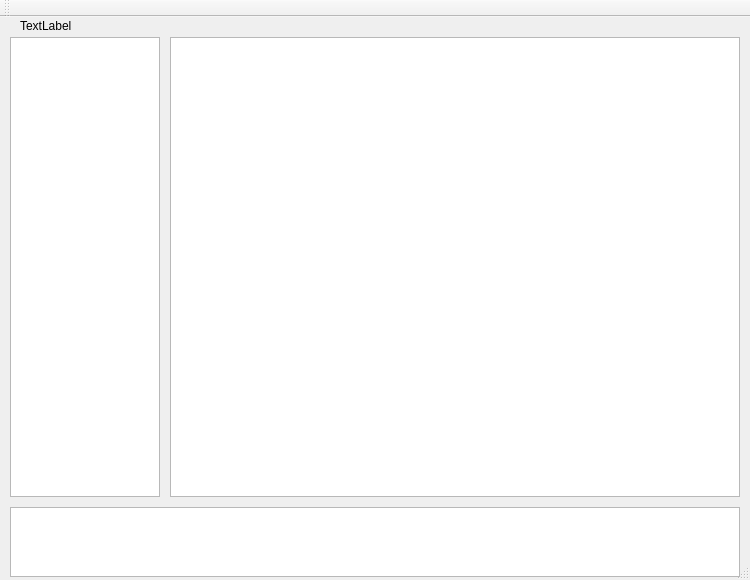
Above: Milestone3_Interface/mainwindow.ui from haverma/Distributed_Chat-System before the change. Below: the same form after it.
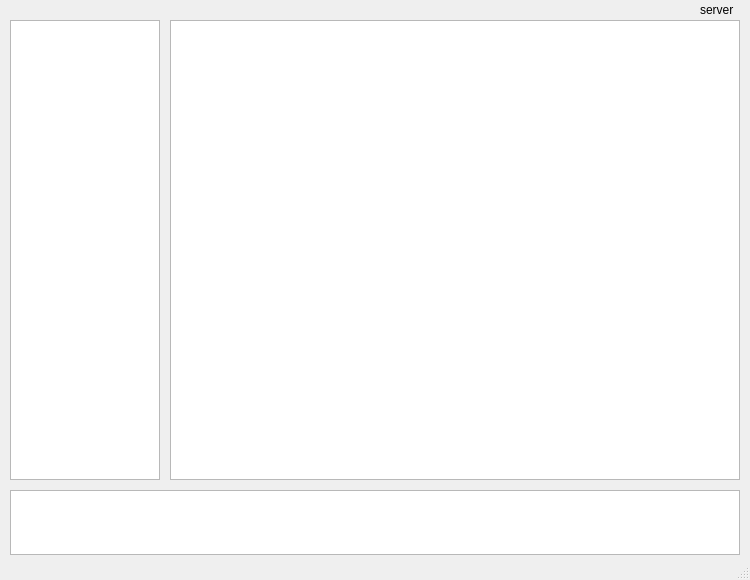
That is the form after the change.

Commit message: removed spacer and moved server status to right

What changed in the file:
```diff
--- a/Milestone3_Interface/mainwindow.ui
+++ b/Milestone3_Interface/mainwindow.ui
@@ -19,13 +19,13 @@
   <property name="minimumSize">
    <size>
     <width>750</width>
-    <height>580</height>
+    <height>575</height>
    </size>
   </property>
   <property name="maximumSize">
    <size>
     <width>750</width>
-    <height>580</height>
+    <height>633</height>
    </size>
   </property>
   <property name="windowTitle">
@@ -56,7 +56,7 @@
       <x>10</x>
       <y>490</y>
       <width>730</width>
-      <height>70</height>
+      <height>65</height>
      </rect>
     </property>
     <property name="sizePolicy">
@@ -68,13 +68,13 @@
     <property name="minimumSize">
      <size>
       <width>730</width>
-      <height>70</height>
+      <height>65</height>
      </size>
     </property>
     <property name="maximumSize">
      <size>
       <width>730</width>
-      <height>70</height>
+      <height>65</height>
      </size>
     </property>
    </widget>
@@ -137,14 +137,14 @@
    <widget class="QLabel" name="serverLabel">
     <property name="geometry">
      <rect>
-      <x>20</x>
+      <x>700</x>
       <y>0</y>
-      <width>60</width>
-      <height>18</height>
+      <width>41</width>
+      <height>20</height>
      </rect>
     </property>
     <property name="text">
-     <string>TextLabel</string>
+     <string>server</string>
     </property>
    </widget>
   </widget>
@@ -158,14 +158,6 @@
     </rect>
    </property>
   </widget>
-  <widget class="QToolBar" name="mainToolBar">
-   <attribute name="toolBarArea">
-    <enum>TopToolBarArea</enum>
-   </attribute>
-   <attribute name="toolBarBreak">
-    <bool>false</bool>
-   </attribute>
-  </widget>
   <widget class="QStatusBar" name="statusBar"/>
  </widget>
  <layoutdefault spacing="6" margin="11"/>
```
The commit also changes 2 other files.
